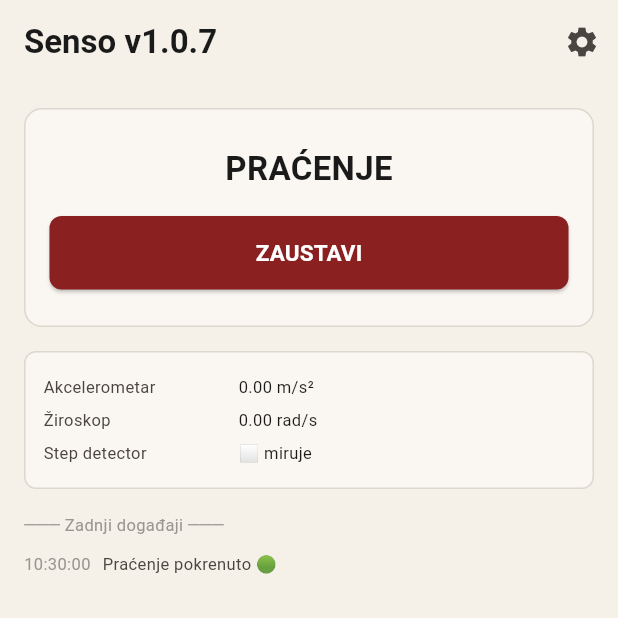
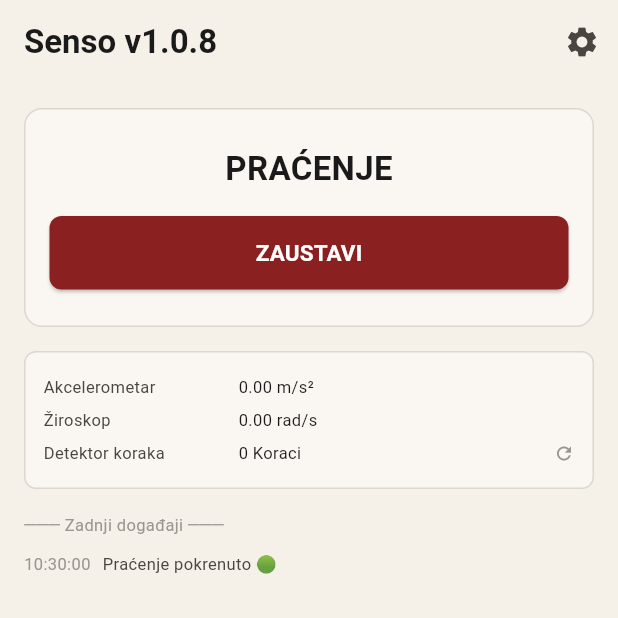
Before and after one commit to fladroid/flutter-senso, a Flutter app: the screen it shows after launch, after a tap on "POKRENI", on a phone screen of 412 x 824 dp, the top half of it. Run offline on Flutter 3.47's test engine with Material 3 defaults, Android fonts, the phone set to English and light mode, and no system bars; our stand-ins replace sensors_plus, shared_preferences; network calls fail.

Commit message:
fix: v1.0.8+9 — home_screen prepisan, step counter, jezik konzistentan, cooldown fix

```diff
--- a/lib/screens/home_screen.dart
+++ b/lib/screens/home_screen.dart
@@ -5,8 +5,8 @@ import '../models/app_settings.dart';
 import '../services/app_theme.dart';
 import '../services/sensor_service.dart';
 import '../services/ntfy_service.dart';
+import '../services/translation_service.dart';
 import 'settings_screen.dart';
-import '../services/translation_service.dart';
 
 class HomeScreen extends StatefulWidget {
   final AppSettings settings;
@@ -25,7 +25,6 @@ class _HomeScreenState extends State<HomeScreen> {
   StreamSubscription? _stateSub;
   StreamSubscription? _eventSub;
   StreamSubscription? _readingSub;
-
   bool _dialogShown = false;
 
   @override
@@ -33,9 +32,7 @@ class _HomeScreenState extends State<HomeScreen> {
     super.initState();
     _sensor = SensorService(settings: widget.settings);
     _ntfy   = NtfyService(settings: widget.settings);
-
     _sensor.onTrigger = _showTriggerDialog;
-
     _stateSub   = _sensor.stateStream.listen((_) => setState(() {}));
     _eventSub   = _sensor.eventStream.listen((e) {
       setState(() {
@@ -68,7 +65,6 @@ class _HomeScreenState extends State<HomeScreen> {
   void _showTriggerDialog() {
     if (_dialogShown) return;
     _dialogShown = true;
-
     int remaining = widget.settings.responseWindow;
     Timer? countdownTimer;
 
@@ -85,24 +81,29 @@ class _HomeScreenState extends State<HomeScreen> {
               setDialogState(() => remaining--);
             }
           });
-
           final t = AppTheme();
           return AlertDialog(
             backgroundColor: const Color(0xFFFFF3CD),
             title: Text(_tr.t('trigger_title'),
-                style: TextStyle(fontSize: t.headerSize, fontWeight: FontWeight.bold)),
+                style: TextStyle(fontSize: t.headerSize,
+                    fontWeight: FontWeight.bold)),
             content: Column(
               mainAxisSize: MainAxisSize.min,
               children: [
                 Text(
-                    '${_tr.t("trigger_body")}\n\n'
-                    'Akcel: ${_sensor.triggerAccel.toStringAsFixed(2)} m/s²\n'
-                    'Gyro:  ${_sensor.triggerGyro.toStringAsFixed(2)} rad/s',
-                    textAlign: TextAlign.center,
-                    style: TextStyle(fontSize: t.bodySize + 2)),
+                  '${_tr.t("trigger_body")}\n\n'
+                  'Akcel: ${_sensor.triggerAccel.toStringAsFixed(2)} m/s²\n'
+                  'Gyro:  ${_sensor.triggerGyro.toStringAsFixed(2)} rad/s',
+                  textAlign: TextAlign.center,
+                  style: TextStyle(fontSize: t.bodySize + 2),
+                ),
                 const SizedBox(height: 16),
-                Text(_tr.t('trigger_alarm_in', params: {'s': remaining.toString()}),
-                    style: TextStyle(fontSize: t.captionSize, color: t.inkMedium)),
+                Text(
+                  _tr.t('trigger_alarm_in',
+                      params: {'s': remaining.toString()}),
+                  style: TextStyle(fontSize: t.captionSize,
+                      color: t.inkMedium),
+                ),
                 const SizedBox(height: 8),
                 LinearProgressIndicator(
                   value: remaining / widget.settings.responseWindow,
@@ -163,16 +164,15 @@ class _HomeScreenState extends State<HomeScreen> {
       backgroundColor: t.background,
       appBar: AppBar(
         backgroundColor: t.background,
-        title: Text(_tr.t('app_title') + ' v1.0.7',
+        title: Text('${_tr.t("app_title")} v1.0.8',
             style: TextStyle(fontSize: t.headerSize,
                 fontWeight: FontWeight.bold, color: t.ink)),
         actions: [
           IconButton(
             icon: Icon(Icons.settings, color: t.inkMedium),
             onPressed: () async {
-              await Navigator.push(context,
-                  MaterialPageRoute(
-                      builder: (_) => SettingsScreen(settings: widget.settings)));
+              await Navigator.push(context, MaterialPageRoute(
+                  builder: (_) => SettingsScreen(settings: widget.settings)));
               setState(() {});
             },
           ),
@@ -182,7 +182,6 @@ class _HomeScreenState extends State<HomeScreen> {
         padding: const EdgeInsets.all(16),
         child: Column(
           children: [
-
             // Status card
             Container(
               width: double.infinity,
@@ -209,7 +208,10 @@ class _HomeScreenState extends State<HomeScreen> {
                             borderRadius: BorderRadius.circular(8)),
                       ),
                       onPressed: _toggle,
-                      child: Text(isMonitoring ? _tr.t('btn_stop') : _tr.t('btn_start'),
+                      child: Text(
+                          isMonitoring
+                              ? _tr.t('btn_stop')
+                              : _tr.t('btn_start'),
                           style: TextStyle(fontSize: t.bodySize + 2,
                               fontWeight: FontWeight.bold)),
                     ),
@@ -232,30 +234,38 @@ class _HomeScreenState extends State<HomeScreen> {
               child: Column(
                 crossAxisAlignment: CrossAxisAlignment.start,
                 children: [
-                  _reading(_tr.t('sensor_accel'),
+                  _reading(
+                      _tr.t('sensor_accel'),
                       '${_sensor.accelMagnitude.toStringAsFixed(2)} m/s²',
-                      widget.settings.accelEnabled && widget.settings.accelAvailable),
-                  _reading(_tr.t('sensor_gyro'),
+                      widget.settings.accelEnabled &&
+                          widget.settings.accelAvailable),
+                  _reading(
+                      _tr.t('sensor_gyro'),
                       '${_sensor.gyroMagnitude.toStringAsFixed(2)} rad/s',
-                      widget.settings.gyroEnabled && widget.settings.gyroAvailable),
-                  _reading('Step detector',
-                      _sensor.stepActive ? '✅ aktivan' : '⬜ miruje',
-                      widget.settings.stepEnabled && widget.settings.stepAvailable),
+                      widget.settings.gyroEnabled &&
+                          widget.settings.gyroAvailable),
+                  _readingWithReset(
+                      _tr.t('sensor_step'),
+                      '${_sensor.stepCount} ${_tr.t("step_count")}'
+                      '${_sensor.stepActive ? " 🚶" : ""}',
+                      widget.settings.stepEnabled &&
+                          widget.settings.stepAvailable,
+                      onReset: () =>
+                          setState(() => _sensor.resetStepCount())),
                 ],
               ),
             ),
 
             const SizedBox(height: 16),
 
-            // Event log header
             Align(
               alignment: Alignment.centerLeft,
               child: Text(_tr.t('last_events'),
-                  style: TextStyle(fontSize: t.captionSize, color: t.inkFaint)),
+                  style: TextStyle(fontSize: t.captionSize,
+                      color: t.inkFaint)),
             ),
             const SizedBox(height: 8),
 
-            // Event log
             Expanded(
               child: ListView.builder(
                 itemCount: _events.length,
@@ -280,7 +290,9 @@ class _HomeScreenState extends State<HomeScreen> {
                           child: Text(e.message,
                               style: TextStyle(
                                   fontSize: t.captionSize,
-                                  color: e.isAlarm ? t.destructive : t.inkMedium)),
+                                  color: e.isAlarm
+                                      ? t.destructive
+                                      : t.inkMedium)),
                         ),
                       ],
                     ),
@@ -306,11 +318,45 @@ class _HomeScreenState extends State<HomeScreen> {
                 style: TextStyle(fontSize: t.captionSize,
                     color: active ? t.inkMedium : t.inkFaint)),
           ),
-          Text(active ? value : 'disabled',
+          Text(
+              active ? value : _tr.t('sensor_disabled'),
               style: TextStyle(
                   fontSize: t.captionSize,
                   color: active ? t.ink : t.inkFaint,
-                  fontStyle: active ? FontStyle.normal : FontStyle.italic)),
+                  fontStyle:
+                      active ? FontStyle.normal : FontStyle.italic)),
+        ],
+      ),
+    );
+  }
+
+  Widget _readingWithReset(String label, String value, bool active,
+      {VoidCallback? onReset}) {
+    final t = AppTheme();
+    return Padding(
+      padding: const EdgeInsets.symmetric(vertical: 3),
+      child: Row(
+        children: [
+          SizedBox(
+            width: 130,
+            child: Text(label,
+                style: TextStyle(fontSize: t.captionSize,
+                    color: active ? t.inkMedium : t.inkFaint)),
+          ),
+          Expanded(
+            child: Text(
+                active ? value : _tr.t('sensor_disabled'),
+                style: TextStyle(
+                    fontSize: t.captionSize,
+                    color: active ? t.ink : t.inkFaint,
+                    fontStyle:
+                        active ? FontStyle.normal : FontStyle.italic)),
+          ),
+          if (active && onReset != null)
+            GestureDetector(
+              onTap: onReset,
+              child: Icon(Icons.refresh, size: 14, color: t.inkFaint),
+            ),
         ],
       ),
     );
--- a/lib/screens/settings_screen.dart
+++ b/lib/screens/settings_screen.dart
@@ -229,7 +229,7 @@ class _SettingsScreenState extends State<SettingsScreen> {
             ])),
 
             const SizedBox(height: 32),
-            Text('Senso v1.0.7  |  com.fladroid.senso',
+            Text('Senso v1.0.8  |  com.fladroid.senso',
                 textAlign: TextAlign.center,
                 style: TextStyle(fontSize: t.captionSize, color: t.inkFaint)),
             const SizedBox(height: 16),
--- a/lib/services/sensor_service.dart
+++ b/lib/services/sensor_service.dart
@@ -16,6 +16,7 @@ class SensorEvent {
 
 class SensorService {
   final AppSettings settings;
+  final _tr = TranslationService();
 
   SensoState _state = SensoState.idle;
   SensoState get state => _state;
@@ -28,10 +29,11 @@ class SensorService {
   Stream<SensorEvent> get eventStream => _eventController.stream;
   Stream<void> get readingStream      => _readingController.stream;
 
-  // Live vrijednosti
+  // Live vrijednosti za UI
   double accelMagnitude = 0.0;
   double gyroMagnitude  = 0.0;
-  bool   stepActive     = false;
+  int    stepCount      = 0;     // ukupni koraci od starta
+  bool   stepActive     = false; // trenutno hoda ili ne
 
   // Vrijednosti pri triggeru — za dialog
   double triggerAccel = 0.0;
@@ -48,15 +50,17 @@ class SensorService {
   double _accelBuf = 0.0;
   double _gyroBuf  = 0.0;
 
-  // Step detector — varijancom: pamtimo zadnjih N vrijednosti
+  // Step detection — varijanca magnitude, zadnjih N uzoraka
   final List<double> _accelHistory = [];
   static const int _historySize = 10;
+  bool _prevStepActive = false;
+  int  _stepLogCounter = 0; // loguj svaki 10. korak u logu
 
-  final _tr = TranslationService();
   Function()? onTrigger;
 
   SensorService({required this.settings});
 
+  // Provjera dostupnosti senzora
   static Future<Map<String, bool>> checkAvailability() async {
     final result = <String, bool>{
       'accel':      false,
@@ -64,24 +68,20 @@ class SensorService {
       'step':       false,
       'stationary': false,
     };
-
     try {
       final sub = accelerometerEventStream().listen((_) {});
       await Future.delayed(const Duration(milliseconds: 300));
       await sub.cancel();
       result['accel'] = true;
     } catch (_) {}
-
     try {
       final sub = gyroscopeEventStream().listen((_) {});
       await Future.delayed(const Duration(milliseconds: 300));
       await sub.cancel();
       result['gyro'] = true;
     } catch (_) {}
-
     result['step']       = result['accel']!;
     result['stationary'] = false;
-
     return result;
   }
 
@@ -92,18 +92,17 @@ class SensorService {
 
     final interval = Duration(milliseconds: settings.pollingIntervalMs);
 
-    // Accelerometer — buffer max + history za step detection
+    // Accelerometer — buffer max vrijednosti između polling intervala
     if (settings.accelEnabled && settings.accelAvailable) {
       _accelSub = userAccelerometerEventStream().listen((e) {
         final m = sqrt(e.x * e.x + e.y * e.y + e.z * e.z);
         if (m > _accelBuf) _accelBuf = m;
-        // History za step detection
         _accelHistory.add(m);
         if (_accelHistory.length > _historySize) _accelHistory.removeAt(0);
       });
     }
 
-    // Gyroscope
+    // Gyroscope — buffer max
     if (settings.gyroEnabled && settings.gyroAvailable) {
       _gyroSub = gyroscopeEventStream().listen((e) {
         final m = sqrt(e.x * e.x + e.y * e.y + e.z * e.z);
@@ -111,27 +110,34 @@ class SensorService {
       });
     }
 
-    // Polling timer
+    // Polling timer — sve provjere ovdje
     _pollingTimer = Timer.periodic(interval, (_) {
       accelMagnitude = _accelBuf;
       gyroMagnitude  = _gyroBuf;
       _accelBuf = 0.0;
       _gyroBuf  = 0.0;
 
-      // Step detection — varijancom magnitude
-      // Hod = ritmične oscilacije = visoka varijanca u kratkom periodu (0.3-2.5 m/s²)
-      if (settings.stepEnabled && settings.stepAvailable && _accelHistory.length >= 5) {
+      // Step detection varijanca
+      if (settings.stepEnabled && settings.stepAvailable &&
+          _accelHistory.length >= 5) {
         final avg = _accelHistory.reduce((a, b) => a + b) / _accelHistory.length;
-        final variance = _accelHistory.map((v) => (v - avg) * (v - avg))
+        final variance = _accelHistory
+            .map((v) => (v - avg) * (v - avg))
             .reduce((a, b) => a + b) / _accelHistory.length;
-        // Hod: varijanca 0.1-2.0, prosječna magnitude 0.3-2.5
-        final newStepActive = variance > 0.1 && variance < 2.0 && avg > 0.3 && avg < 2.5;
-      if (newStepActive != stepActive) {
-        stepActive = newStepActive;
-        _log(stepActive ? _tr.t('log_step_active') : _tr.t('log_step_idle'));
-      } else {
-        stepActive = newStepActive;
-      }
+        stepActive = variance > 0.08 && variance < 2.5 &&
+                     avg > 0.2 && avg < 3.0;
+
+        // Korak detektovan — novi prelaz na aktivan
+        if (stepActive && !_prevStepActive) {
+          stepCount++;
+          _stepLogCounter++;
+          // Loguj svaki 10. korak
+          if (_stepLogCounter >= 10) {
+            _stepLogCounter = 0;
+            _log('👣 ${_tr.t("step_count")}: $stepCount');
+          }
+        }
+        _prevStepActive = stepActive;
       } else {
         stepActive = false;
       }
@@ -147,12 +153,18 @@ class SensorService {
     _pollingTimer?.cancel();
     _cooldownTimer?.cancel();
     _responseTimer?.cancel();
+    _inCooldown = false;  // <-- resetovati cooldown pri stopu
     accelMagnitude = 0.0;
     gyroMagnitude  = 0.0;
     stepActive     = false;
     _accelHistory.clear();
     _setState(SensoState.idle);
     _log(_tr.t('log_monitoring_stop'));
+  }
+
+  void resetStepCount() {
+    stepCount = 0;
+    _stepLogCounter = 0;
   }
 
   void _checkFall() {
@@ -164,7 +176,7 @@ class SensorService {
     final gyroTrigger  = settings.gyroEnabled  && settings.gyroAvailable  &&
         gyroMagnitude  > settings.rotationThreshold;
 
-    // Step filter
+    // Step filter — ako hoda, nije pad
     if (settings.stepEnabled && settings.stepAvailable && stepActive) return;
 
     if (accelTrigger || gyroTrigger) {
@@ -173,12 +185,12 @@ class SensorService {
   }
 
   void _trigger() {
-    // Sačuvaj vrijednosti pri triggeru za dialog
     triggerAccel = accelMagnitude;
     triggerGyro  = gyroMagnitude;
-
     _setState(SensoState.trigger);
-    _log(_tr.t('log_trigger', params: {'val': '${triggerAccel.toStringAsFixed(2)} / ${triggerGyro.toStringAsFixed(2)}'}));
+    _log(_tr.t('log_trigger', params: {
+      'val': '${triggerAccel.toStringAsFixed(2)} / ${triggerGyro.toStringAsFixed(2)}'
+    }));
     onTrigger?.call();
 
     _responseTimer = Timer(Duration(seconds: settings.responseWindow), () {
@@ -202,10 +214,10 @@ class SensorService {
 
   void _startCooldown() {
     _inCooldown = true;
+    _cooldownTimer?.cancel();
     _cooldownTimer = Timer(Duration(seconds: settings.cooldownSeconds), () {
       _inCooldown = false;
       if (_state == SensoState.alarm) _setState(SensoState.monitoring);
-      // _inCooldown je false bez obzira na state
     });
   }
 
--- a/pubspec.yaml
+++ b/pubspec.yaml
@@ -16,7 +16,7 @@ publish_to: 'none' # Remove this line if you wish to publish to pub.dev
 # https://developer.apple.com/library/archive/documentation/General/Reference/InfoPlistKeyReference/Articles/CoreFoundationKeys.html
 # In Windows, build-name is used as the major, minor, and patch parts
 # of the product and file versions while build-number is used as the build suffix.
-version: 1.0.7+8
+version: 1.0.8+9
 
 environment:
   sdk: ^3.11.4
```
Also changed, not shown: assets/translations.json (+20 -5 lines).
